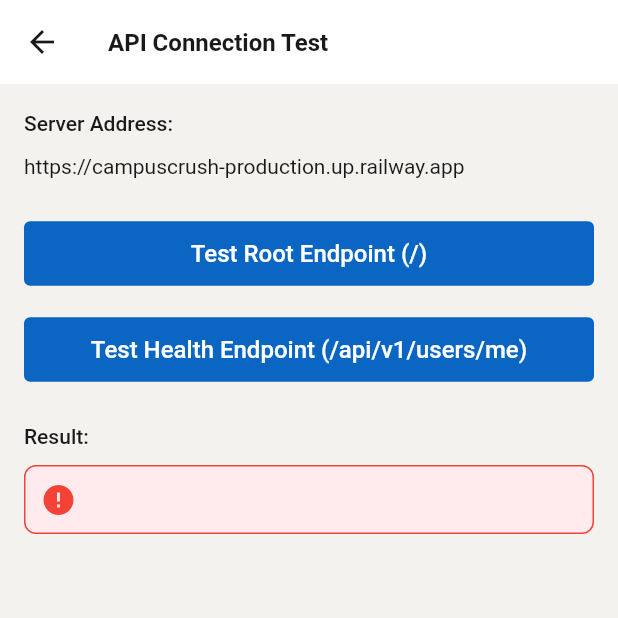
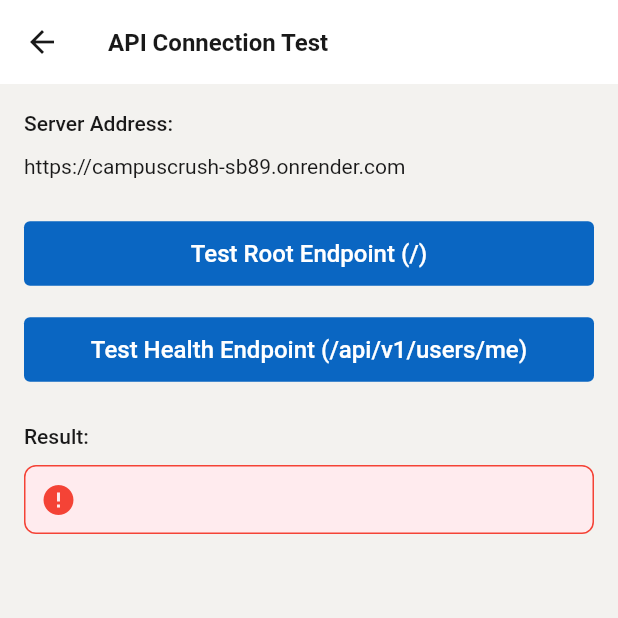
Before and after one commit to affan4037/campuscrush, a Flutter app: the ApiTestScreen screen opened directly, on a phone screen of 412 x 824 dp, the top half of it. Run offline on Flutter 3.47's test engine with Material 3 defaults, Android fonts, the light colour scheme and no system bars; our stand-ins replace cached_network_image, dio, firebase_auth, firebase_core, flutter_cache_manager, flutter_secure_storage and 9 more; accounts and stored records are empty; network calls fail.

Commit message:
additional changes

```diff
--- a/frontend_campuscrush/lib/core/constants/app_constants.dart
+++ b/frontend_campuscrush/lib/core/constants/app_constants.dart
@@ -13,7 +13,7 @@
   static const String appVersion = '1.0.0';
 
   // API configuration
-  static const String baseUrl = "https://campuscrush-production.up.railway.app";
+  static const String baseUrl = "https://campuscrush-sb89.onrender.com";
   static const List<String> fallbackBaseUrls = [
     'http://192.168.0.101:8000',
     'http://10.1.32.212:8000',
```
Also changed, not shown: ip_config.json (line endings or trailing spaces).
